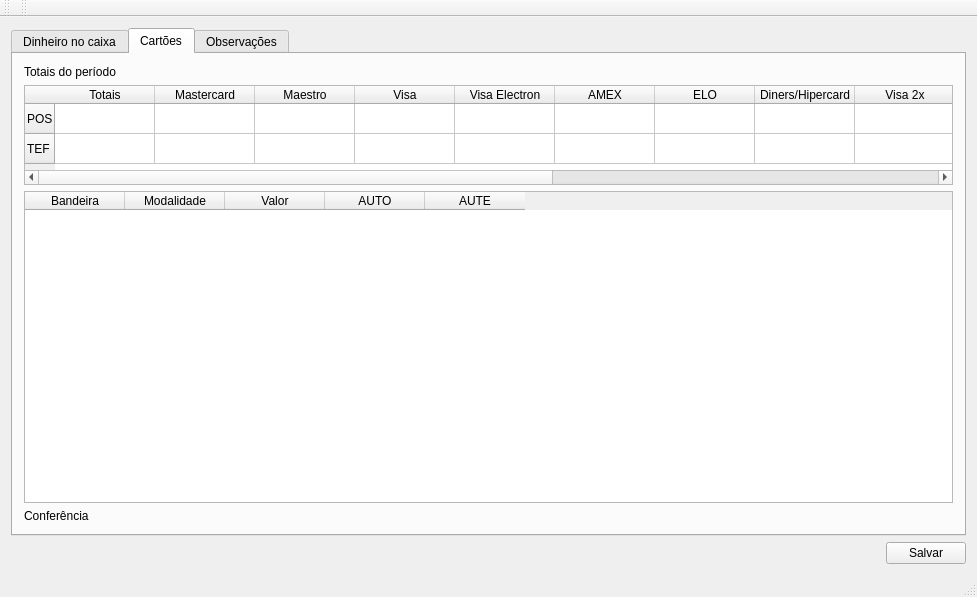
The window that mainwindow.ui (ramiromagalhaes/verificacao-caixa) describes before a commit, drawn with Qt 5.
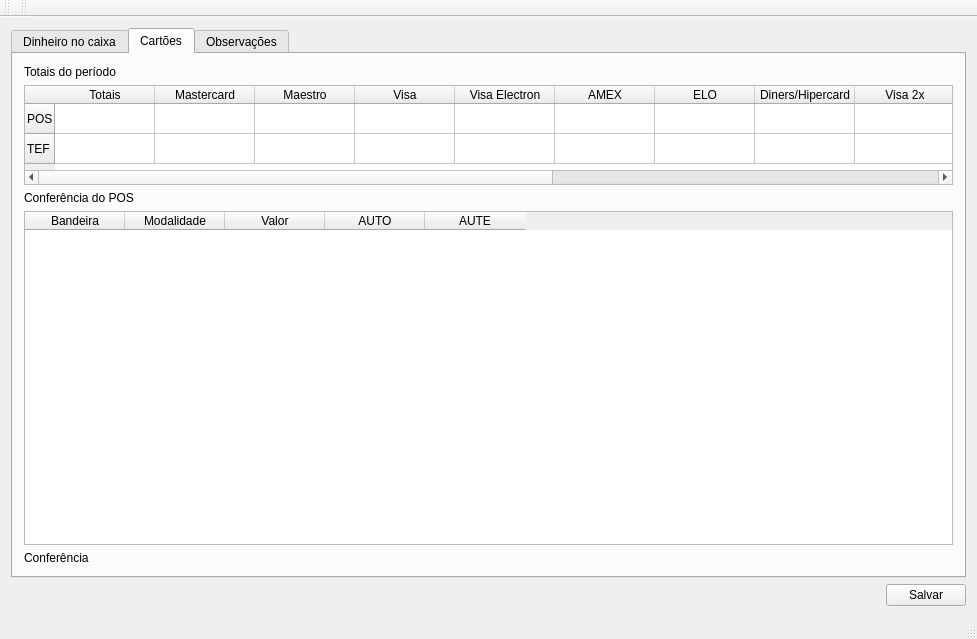
The same window after the commit. The open tabs and pages were chosen to show the change.

Commit message: Dando nomes a alguns labels. Implementando alguma besteira no cashpurse.cpp

```diff
--- a/mainwindow.ui
+++ b/mainwindow.ui
@@ -7,7 +7,7 @@
     <x>0</x>
     <y>0</y>
     <width>977</width>
-    <height>597</height>
+    <height>639</height>
    </rect>
   </property>
   <property name="windowTitle">
@@ -646,6 +646,13 @@
           </item>
          </widget>
         </item>
+        <item>
+         <widget class="QLabel" name="label_32">
+          <property name="text">
+           <string>Conferência do POS</string>
+          </property>
+         </widget>
+        </item>
         <item>
          <widget class="QTableWidget" name="tableWidget_3">
           <property name="sizePolicy">
```
Left out of the diff: 43 changed lines with no effect on the pictures. The commit also changes 2 other files.
